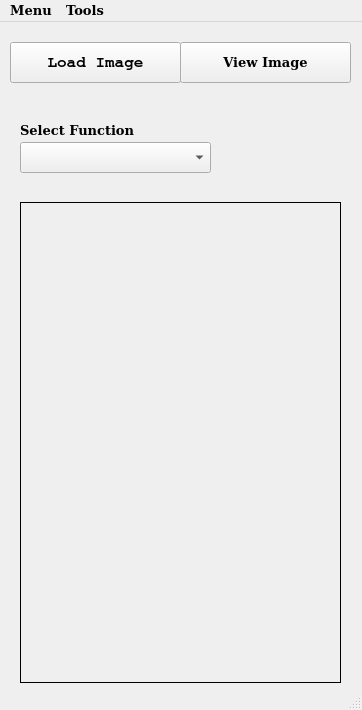
alexcasq/guiDataGenerator, file mainwindow.ui: the form before one commit.
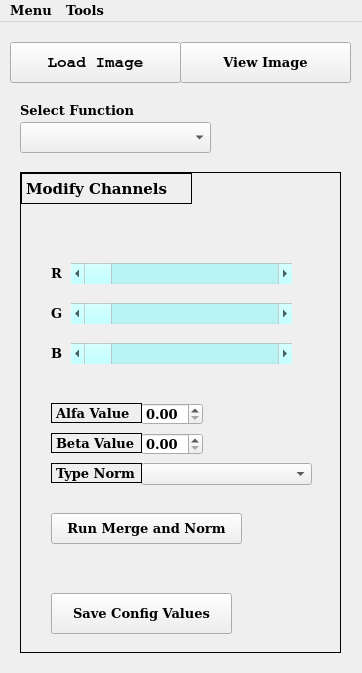
The form after the commit. The open tabs and pages were chosen to show the change.

What changed in the file:
```diff
--- a/mainwindow.ui
+++ b/mainwindow.ui
@@ -7,9 +7,21 @@
     <x>0</x>
     <y>0</y>
     <width>362</width>
-    <height>710</height>
+    <height>673</height>
    </rect>
   </property>
+  <property name="minimumSize">
+   <size>
+    <width>362</width>
+    <height>673</height>
+   </size>
+  </property>
+  <property name="maximumSize">
+   <size>
+    <width>363</width>
+    <height>674</height>
+   </size>
+  </property>
   <property name="font">
    <font>
     <family>DejaVu Serif</family>
@@ -47,7 +59,7 @@
     <property name="geometry">
      <rect>
       <x>20</x>
-      <y>180</y>
+      <y>150</y>
       <width>321</width>
       <height>481</height>
      </rect>
@@ -1493,8 +1505,695 @@
       </property>
      </widget>
     </widget>
-    <widget class="QWidget" name="page_5"/>
-    <widget class="QWidget" name="page_6"/>
+    <widget class="QWidget" name="page_5">
+     <widget class="QLabel" name="label_modifyChannels">
+      <property name="geometry">
+       <rect>
+        <x>0</x>
+        <y>0</y>
+        <width>171</width>
+        <height>31</height>
+       </rect>
+      </property>
+      <property name="font">
+       <font>
+        <family>Consolas</family>
+        <pointsize>11</pointsize>
+       </font>
+      </property>
+      <property name="frameShape">
+       <enum>QFrame::Box</enum>
+      </property>
+      <property name="text">
+       <string>Modify Channels</string>
+      </property>
+     </widget>
+     <widget class="QLabel" name="label_MC_R">
+      <property name="geometry">
+       <rect>
+        <x>30</x>
+        <y>90</y>
+        <width>20</width>
+        <height>20</height>
+       </rect>
+      </property>
+      <property name="text">
+       <string>R</string>
+      </property>
+     </widget>
+     <widget class="QLabel" name="label_MC_G">
+      <property name="geometry">
+       <rect>
+        <x>30</x>
+        <y>130</y>
+        <width>20</width>
+        <height>20</height>
+       </rect>
+      </property>
+      <property name="text">
+       <string>G</string>
+      </property>
+     </widget>
+     <widget class="QLabel" name="label_MC_B">
+      <property name="geometry">
+       <rect>
+        <x>30</x>
+        <y>170</y>
+        <width>20</width>
+        <height>20</height>
+       </rect>
+      </property>
+      <property name="text">
+       <string>B</string>
+      </property>
+     </widget>
+     <widget class="QScrollBar" name="hsb_R">
+      <property name="geometry">
+       <rect>
+        <x>50</x>
+        <y>90</y>
+        <width>221</width>
+        <height>21</height>
+       </rect>
+      </property>
+      <property name="palette">
+       <palette>
+        <active>
+         <colorrole role="Button">
+          <brush brushstyle="SolidPattern">
+           <color alpha="255">
+            <red>170</red>
+            <green>255</green>
+            <blue>255</blue>
+           </color>
+          </brush>
+         </colorrole>
+         <colorrole role="Base">
+          <brush brushstyle="SolidPattern">
+           <color alpha="255">
+            <red>255</red>
+            <green>255</green>
+            <blue>255</blue>
+           </color>
+          </brush>
+         </colorrole>
+         <colorrole role="Window">
+          <brush brushstyle="SolidPattern">
+           <color alpha="255">
+            <red>255</red>
+            <green>255</green>
+            <blue>255</blue>
+           </color>
+          </brush>
+         </colorrole>
+         <colorrole role="AlternateBase">
+          <brush brushstyle="SolidPattern">
+           <color alpha="255">
+            <red>247</red>
+            <green>255</green>
+            <blue>249</blue>
+           </color>
+          </brush>
+         </colorrole>
+        </active>
+        <inactive>
+         <colorrole role="Button">
+          <brush brushstyle="SolidPattern">
+           <color alpha="255">
+            <red>170</red>
+            <green>255</green>
+            <blue>255</blue>
+           </color>
+          </brush>
+         </colorrole>
+         <colorrole role="Base">
+          <brush brushstyle="SolidPattern">
+           <color alpha="255">
+            <red>255</red>
+            <green>255</green>
+            <blue>255</blue>
+           </color>
+          </brush>
+         </colorrole>
+         <colorrole role="Window">
+          <brush brushstyle="SolidPattern">
+           <color alpha="255">
+            <red>255</red>
+            <green>255</green>
+            <blue>255</blue>
+           </color>
+          </brush>
+         </colorrole>
+         <colorrole role="AlternateBase">
+          <brush brushstyle="SolidPattern">
+           <color alpha="255">
+            <red>247</red>
+            <green>255</green>
+            <blue>249</blue>
+           </color>
+          </brush>
+         </colorrole>
+        </inactive>
+        <disabled>
+         <colorrole role="Button">
+          <brush brushstyle="SolidPattern">
+           <color alpha="255">
+            <red>170</red>
+            <green>255</green>
+            <blue>255</blue>
+           </color>
+          </brush>
+         </colorrole>
+         <colorrole role="Base">
+          <brush brushstyle="SolidPattern">
+           <color alpha="255">
+            <red>255</red>
+            <green>255</green>
+            <blue>255</blue>
+           </color>
+          </brush>
+         </colorrole>
+         <colorrole role="Window">
+          <brush brushstyle="SolidPattern">
+           <color alpha="255">
+            <red>255</red>
+            <green>255</green>
+            <blue>255</blue>
+           </color>
+          </brush>
+         </colorrole>
+         <colorrole role="AlternateBase">
+          <brush brushstyle="SolidPattern">
+           <color alpha="255">
+            <red>247</red>
+            <green>255</green>
+            <blue>249</blue>
+           </color>
+          </brush>
+         </colorrole>
+        </disabled>
+       </palette>
+      </property>
+      <property name="minimum">
+       <number>1</number>
+      </property>
+      <property name="maximum">
+       <number>255</number>
+      </property>
+      <property name="orientation">
+       <enum>Qt::Horizontal</enum>
+      </property>
+     </widget>
+     <widget class="QScrollBar" name="hsb_G">
+      <property name="geometry">
+       <rect>
+        <x>50</x>
+        <y>130</y>
+        <width>221</width>
+        <height>21</height>
+       </rect>
+      </property>
+      <property name="palette">
+       <palette>
+        <active>
+         <colorrole role="Button">
+          <brush brushstyle="SolidPattern">
+           <color alpha="255">
+            <red>170</red>
+            <green>255</green>
+            <blue>255</blue>
+           </color>
+          </brush>
+         </colorrole>
+         <colorrole role="Base">
+          <brush brushstyle="SolidPattern">
+           <color alpha="255">
+            <red>255</red>
+            <green>255</green>
+            <blue>255</blue>
+           </color>
+          </brush>
+         </colorrole>
+         <colorrole role="Window">
+          <brush brushstyle="SolidPattern">
+           <color alpha="255">
+            <red>255</red>
+            <green>255</green>
+            <blue>255</blue>
+           </color>
+          </brush>
+         </colorrole>
+         <colorrole role="AlternateBase">
+          <brush brushstyle="SolidPattern">
+           <color alpha="255">
+            <red>247</red>
+            <green>255</green>
+            <blue>249</blue>
+           </color>
+          </brush>
+         </colorrole>
+        </active>
+        <inactive>
+         <colorrole role="Button">
+          <brush brushstyle="SolidPattern">
+           <color alpha="255">
+            <red>170</red>
+            <green>255</green>
+            <blue>255</blue>
+           </color>
+          </brush>
+         </colorrole>
+         <colorrole role="Base">
+          <brush brushstyle="SolidPattern">
+           <color alpha="255">
+            <red>255</red>
+            <green>255</green>
+            <blue>255</blue>
+           </color>
+          </brush>
+         </colorrole>
+         <colorrole role="Window">
+          <brush brushstyle="SolidPattern">
+           <color alpha="255">
+            <red>255</red>
+            <green>255</green>
+            <blue>255</blue>
+           </color>
+          </brush>
+         </colorrole>
+         <colorrole role="AlternateBase">
+          <brush brushstyle="SolidPattern">
+           <color alpha="255">
+            <red>247</red>
+            <green>255</green>
+            <blue>249</blue>
+           </color>
+          </brush>
+         </colorrole>
+        </inactive>
+        <disabled>
+         <colorrole role="Button">
+          <brush brushstyle="SolidPattern">
+           <color alpha="255">
+            <red>170</red>
+            <green>255</green>
+            <blue>255</blue>
+           </color>
+          </brush>
+         </colorrole>
+         <colorrole role="Base">
+          <brush brushstyle="SolidPattern">
+           <color alpha="255">
+            <red>255</red>
+            <green>255</green>
+            <blue>255</blue>
+           </color>
+          </brush>
+         </colorrole>
+         <colorrole role="Window">
+          <brush brushstyle="SolidPattern">
+           <color alpha="255">
+            <red>255</red>
+            <green>255</green>
+            <blue>255</blue>
+           </color>
+          </brush>
+         </colorrole>
+         <colorrole role="AlternateBase">
+          <brush brushstyle="SolidPattern">
+           <color alpha="255">
+            <red>247</red>
+            <green>255</green>
+            <blue>249</blue>
+           </color>
+          </brush>
+         </colorrole>
+        </disabled>
+       </palette>
+      </property>
+      <property name="minimum">
+       <number>1</number>
+      </property>
+      <property name="maximum">
+       <number>255</number>
+      </property>
+      <property name="orientation">
+       <enum>Qt::Horizontal</enum>
+      </property>
+     </widget>
+     <widget class="QScrollBar" name="hsb_B">
+      <property name="geometry">
+       <rect>
+        <x>50</x>
+        <y>170</y>
+        <width>221</width>
+        <height>21</height>
+       </rect>
+      </property>
+      <property name="palette">
+       <palette>
+        <active>
+         <colorrole role="Button">
+          <brush brushstyle="SolidPattern">
+           <color alpha="255">
+            <red>170</red>
+            <green>255</green>
+            <blue>255</blue>
+           </color>
+          </brush>
+         </colorrole>
+         <colorrole role="Base">
+          <brush brushstyle="SolidPattern">
+           <color alpha="255">
+            <red>255</red>
+            <green>255</green>
+            <blue>255</blue>
+           </color>
+          </brush>
+         </colorrole>
+         <colorrole role="Window">
+          <brush brushstyle="SolidPattern">
+           <color alpha="255">
+            <red>255</red>
+            <green>255</green>
+            <blue>255</blue>
+           </color>
+          </brush>
+         </colorrole>
+         <colorrole role="AlternateBase">
+          <brush brushstyle="SolidPattern">
+           <color alpha="255">
+            <red>247</red>
+            <green>255</green>
+            <blue>249</blue>
+           </color>
+          </brush>
+         </colorrole>
+        </active>
+        <inactive>
+         <colorrole role="Button">
+          <brush brushstyle="SolidPattern">
+           <color alpha="255">
+            <red>170</red>
+            <green>255</green>
+            <blue>255</blue>
+           </color>
+          </brush>
+         </colorrole>
+         <colorrole role="Base">
+          <brush brushstyle="SolidPattern">
+           <color alpha="255">
+            <red>255</red>
+            <green>255</green>
+            <blue>255</blue>
+           </color>
+          </brush>
+         </colorrole>
+         <colorrole role="Window">
+          <brush brushstyle="SolidPattern">
+           <color alpha="255">
+            <red>255</red>
+            <green>255</green>
+            <blue>255</blue>
+           </color>
+          </brush>
+         </colorrole>
+         <colorrole role="AlternateBase">
+          <brush brushstyle="SolidPattern">
+           <color alpha="255">
+            <red>247</red>
+            <green>255</green>
+            <blue>249</blue>
+           </color>
+          </brush>
+         </colorrole>
+        </inactive>
+        <disabled>
+         <colorrole role="Button">
+          <brush brushstyle="SolidPattern">
+           <color alpha="255">
+            <red>170</red>
+            <green>255</green>
+            <blue>255</blue>
+           </color>
+          </brush>
+         </colorrole>
+         <colorrole role="Base">
+          <brush brushstyle="SolidPattern">
+           <color alpha="255">
+            <red>255</red>
+            <green>255</green>
+            <blue>255</blue>
+           </color>
+          </brush>
+         </colorrole>
+         <colorrole role="Window">
+          <brush brushstyle="SolidPattern">
+           <color alpha="255">
+            <red>255</red>
+            <green>255</green>
+            <blue>255</blue>
+           </color>
+          </brush>
+         </colorrole>
+         <colorrole role="AlternateBase">
+          <brush brushstyle="SolidPattern">
+           <color alpha="255">
+            <red>247</red>
+            <green>255</green>
+            <blue>249</blue>
+           </color>
+          </brush>
+         </colorrole>
+        </disabled>
+       </palette>
+      </property>
+      <property name="autoFillBackground">
+       <bool>true</bool>
+      </property>
+      <property name="minimum">
+       <number>1</number>
+      </property>
+      <property name="maximum">
+       <number>255</number>
+      </property>
+      <property name="orientation">
+       <enum>Qt::Horizontal</enum>
+      </property>
+     </widget>
+     <widget class="QPushButton" name="pb_MC_merge">
+      <property name="geometry">
+       <rect>
+        <x>30</x>
+        <y>340</y>
+        <width>191</width>
+        <height>31</height>
+       </rect>
+      </property>
+      <property name="text">
+       <string>Run Merge and Norm</string>
+      </property>
+     </widget>
+     <widget class="QDoubleSpinBox" name="doubleSpinBox_MD_alfa">
+      <property name="geometry">
+       <rect>
+        <x>120</x>
+        <y>230</y>
+        <width>62</width>
+        <height>22</height>
+       </rect>
+      </property>
+      <property name="maximum">
+       <double>255.000000000000000</double>
+      </property>
+     </widget>
+     <widget class="QDoubleSpinBox" name="doubleSpinBox_MC_beta">
+      <property name="geometry">
+       <rect>
+        <x>120</x>
+        <y>260</y>
+        <width>62</width>
+        <height>22</height>
+       </rect>
+      </property>
+      <property name="maximum">
+       <double>255.000000000000000</double>
+      </property>
+     </widget>
+     <widget class="QComboBox" name="comboBox_MC_typeNorm">
+      <property name="geometry">
+       <rect>
+        <x>120</x>
+        <y>290</y>
+        <width>171</width>
+        <height>22</height>
+       </rect>
+      </property>
+     </widget>
+     <widget class="QLabel" name="label_MC_alfa">
+      <property name="geometry">
+       <rect>
+        <x>30</x>
+        <y>230</y>
+        <width>91</width>
+        <height>20</height>
+       </rect>
+      </property>
+      <property name="frameShape">
+       <enum>QFrame::Box</enum>
+      </property>
+      <property name="text">
+       <string>Alfa Value</string>
+      </property>
+     </widget>
+     <widget class="QLabel" name="label_MC_beta">
+      <property name="geometry">
+       <rect>
+        <x>30</x>
+        <y>260</y>
+        <width>91</width>
+        <height>20</height>
+       </rect>
+      </property>
+      <property name="frameShape">
+       <enum>QFrame::Box</enum>
+      </property>
+      <property name="text">
+       <string>Beta Value</string>
+      </property>
+     </widget>
+     <widget class="QLabel" name="label_MC_typeNorm">
+      <property name="geometry">
+       <rect>
+        <x>30</x>
+        <y>290</y>
+        <width>91</width>
+        <height>20</height>
+       </rect>
+      </property>
+      <property name="frameShape">
+       <enum>QFrame::Box</enum>
+      </property>
+      <property name="text">
+       <string>Type Norm</string>
+      </property>
+     </widget>
+     <widget class="QPushButton" name="pb_saveConfigMC">
+      <property name="geometry">
+       <rect>
+        <x>30</x>
+        <y>420</y>
+        <width>181</width>
+        <height>41</height>
+       </rect>
+      </property>
+      <property name="text">
+       <string>Save Config Values</string>
+      </property>
+     </widget>
+    </widget>
+    <widget class="QWidget" name="page_6">
+     <widget class="QLabel" name="label_TH_basic">
+      <property name="geometry">
+       <rect>
+        <x>0</x>
+        <y>0</y>
+        <width>171</width>
+        <height>31</height>
+       </rect>
+      </property>
+      <property name="font">
+       <font>
+        <family>Consolas</family>
+        <pointsize>11</pointsize>
+       </font>
+      </property>
+      <property name="frameShape">
+       <enum>QFrame::Box</enum>
+      </property>
+      <property name="text">
+       <string>Basic Thresholding</string>
+      </property>
+     </widget>
+     <widget class="QSpinBox" name="spinBox_th_value">
+      <property name="geometry">
+       <rect>
+        <x>90</x>
+        <y>130</y>
+        <width>61</width>
+        <height>22</height>
+       </rect>
+      </property>
+      <property name="minimum">
+       <number>1</number>
+      </property>
+      <property name="maximum">
+       <number>255</number>
+      </property>
+     </widget>
+     <widget class="QComboBox" name="comboBox_th_type">
+      <property name="geometry">
+       <rect>
+        <x>90</x>
+        <y>90</y>
+        <width>191</width>
+        <height>22</height>
+       </rect>
+      </property>
+     </widget>
+     <widget class="QLabel" name="label_type_th">
+      <property name="geometry">
+       <rect>
+        <x>10</x>
+        <y>90</y>
+        <width>71</width>
+        <height>16</height>
+       </rect>
+      </property>
+      <property name="text">
+       <string>Type TH</string>
+      </property>
+     </widget>
+     <widget class="QLabel" name="label_value_th">
+      <property name="geometry">
+       <rect>
+        <x>10</x>
+        <y>130</y>
+        <width>71</width>
+        <height>16</height>
+       </rect>
+      </property>
+      <property name="text">
+       <string>Value TH</string>
+      </property>
+     </widget>
+     <widget class="QPushButton" name="pb_saveImage_thb">
+      <property name="geometry">
+       <rect>
+        <x>20</x>
+        <y>200</y>
+        <width>181</width>
+        <height>41</height>
+       </rect>
+      </property>
+      <property name="text">
+       <string>Save Image</string>
+      </property>
+     </widget>
+     <widget class="QPushButton" name="pb_saveConfig_th_b">
+      <property name="geometry">
+       <rect>
+        <x>20</x>
+        <y>240</y>
+        <width>181</width>
+        <height>41</height>
+       </rect>
+      </property>
+      <property name="text">
+       <string>Save Config Values</string>
+      </property>
+     </widget>
+    </widget>
    </widget>
    <widget class="QPushButton" name="pb_viewOriginalImage">
     <property name="geometry">
@@ -1513,7 +2212,7 @@
     <property name="geometry">
      <rect>
       <x>20</x>
-      <y>120</y>
+      <y>100</y>
       <width>191</width>
       <height>31</height>
      </rect>
@@ -1526,7 +2225,7 @@
     <property name="geometry">
      <rect>
       <x>20</x>
-      <y>100</y>
+      <y>80</y>
       <width>151</width>
       <height>17</height>
      </rect>
@@ -1536,7 +2235,6 @@
     </property>
    </widget>
   </widget>
-  <widget class="QStatusBar" name="statusbar"/>
   <widget class="QMenuBar" name="menuBar">
    <property name="geometry">
     <rect>
```
Left out of the diff: 4 changed lines with no effect on the pictures.
